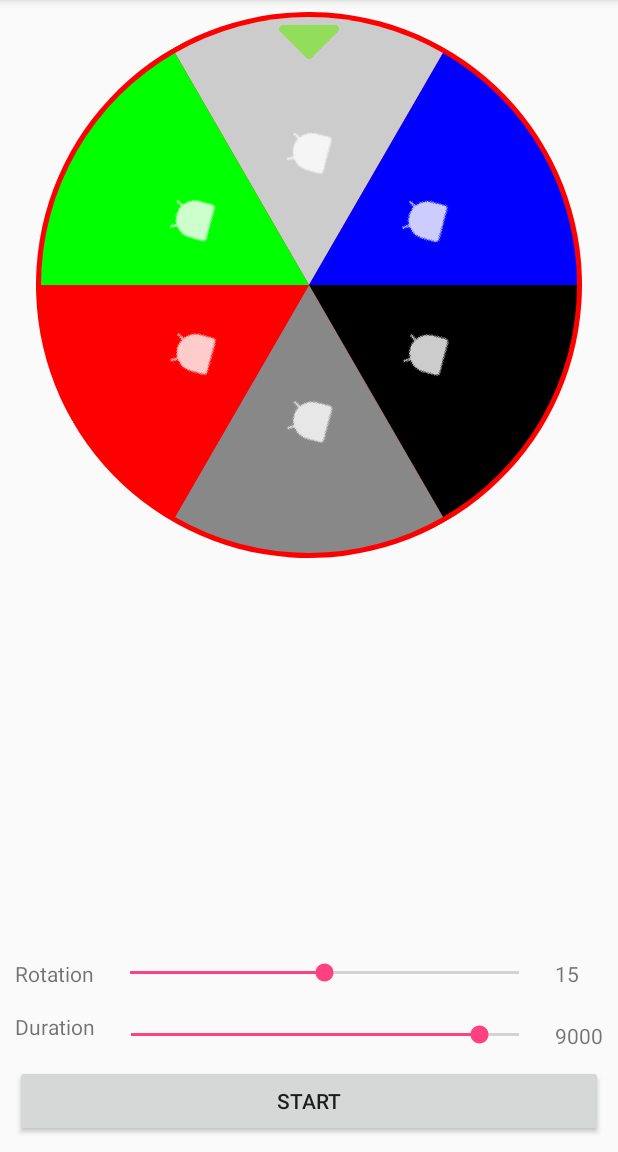
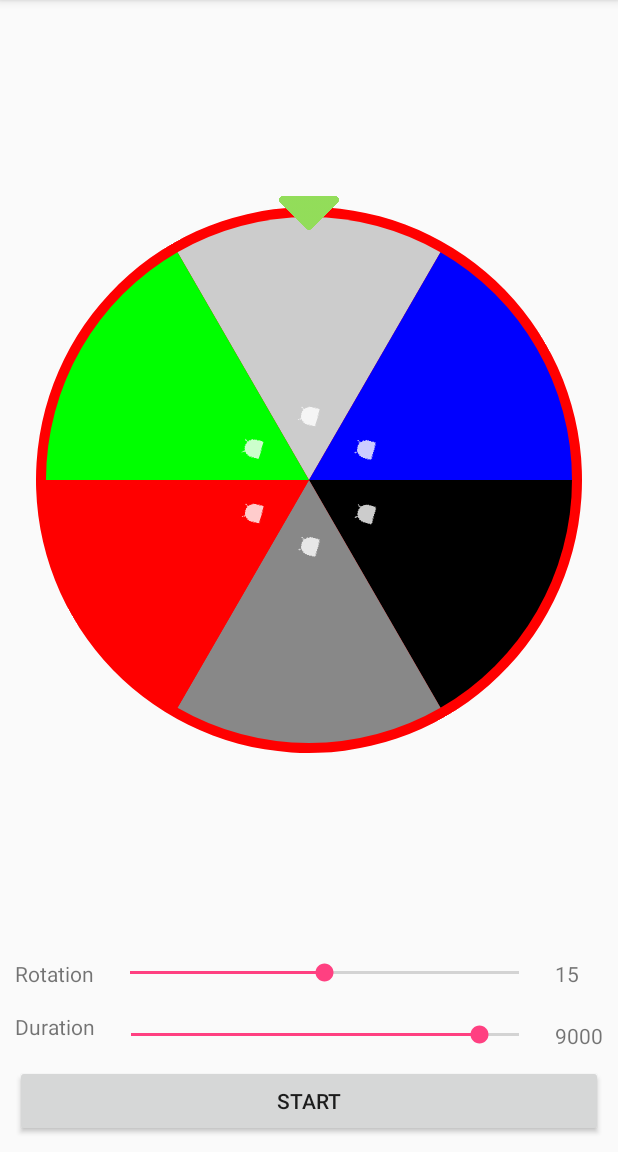
Before and after one commit to mmoamenn/LuckyWheel_Android, an Android app: the screen it shows after launch (MainActivity), on a phone screen of 412 x 824 dp, the part 84-1236 px from its top. Run offline under Robolectric (Android 15) with nearby library versions, the phone set to English and light mode, and no system bars.

Commit message:
Improve view size measurement

```diff
--- a/app/src/main/res/layout/activity_main.xml
+++ b/app/src/main/res/layout/activity_main.xml
@@ -1,9 +1,7 @@
 <?xml version="1.0" encoding="utf-8"?>
 <android.support.constraint.ConstraintLayout xmlns:android="http://schemas.android.com/apk/res/android"
-    xmlns:LuckyWheel="http://schemas.android.com/apk/res-auto"
     xmlns:app="http://schemas.android.com/apk/res-auto"
     xmlns:tools="http://schemas.android.com/tools"
-    android:id="@+id/relativeLayout"
     android:layout_width="match_parent"
     android:layout_height="match_parent"
     tools:context="com.bluehomestudio.luckywheeldemo.MainActivity">
@@ -18,16 +16,16 @@
         android:layout_marginRight="24dp"
         android:layout_marginStart="24dp"
         android:layout_marginTop="8dp"
-        LuckyWheel:background_color="@color/colorPrimary"
-        LuckyWheel:layout_constraintBottom_toTopOf="@+id/rotations_bar"
-        LuckyWheel:layout_constraintEnd_toEndOf="parent"
-        LuckyWheel:layout_constraintLeft_toLeftOf="parent"
-        LuckyWheel:layout_constraintRight_toRightOf="parent"
-        LuckyWheel:layout_constraintStart_toStartOf="parent"
-        LuckyWheel:layout_constraintTop_toTopOf="parent"
-        LuckyWheel:layout_constraintVertical_bias="0.0"
-        LuckyWheel:rotation_time="5000"
-        LuckyWheel:rotations="3" />
+        app:background_color="@color/colorPrimary"
+        app:layout_constraintBottom_toTopOf="@+id/rotations_bar"
+        app:layout_constraintEnd_toEndOf="parent"
+        app:layout_constraintLeft_toLeftOf="parent"
+        app:layout_constraintRight_toRightOf="parent"
+        app:layout_constraintStart_toStartOf="parent"
+        app:layout_constraintTop_toTopOf="parent"
+        app:layout_constraintVertical_bias="0.0"
+        app:rotation_time="5000"
+        app:rotations="3" />
 
     <Button
         android:id="@+id/start"
@@ -35,8 +33,8 @@
         android:layout_height="wrap_content"
         android:layout_margin="10dp"
         android:text="@string/start"
-        LuckyWheel:layout_constraintBottom_toBottomOf="parent"
-        LuckyWheel:layout_constraintStart_toStartOf="parent" />
+        app:layout_constraintBottom_toBottomOf="parent"
+        app:layout_constraintStart_toStartOf="parent" />
 
     <SeekBar
         android:id="@+id/rotations_bar"
@@ -48,11 +46,11 @@
         android:layout_marginStart="8dp"
         android:max="30"
         android:progress="15"
-        LuckyWheel:layout_constraintEnd_toStartOf="@+id/rotationValue"
-        LuckyWheel:layout_constraintLeft_toLeftOf="parent"
-        LuckyWheel:layout_constraintRight_toRightOf="parent"
-        LuckyWheel:layout_constraintStart_toEndOf="@+id/rotationLabel"
-        LuckyWheel:layout_constraintTop_toTopOf="@+id/rotationLabel" />
+        app:layout_constraintEnd_toStartOf="@+id/rotationValue"
+        app:layout_constraintLeft_toLeftOf="parent"
+        app:layout_constraintRight_toRightOf="parent"
+        app:layout_constraintStart_toEndOf="@+id/rotationLabel"
+        app:layout_constraintTop_toTopOf="@+id/rotationLabel" />
 
     <TextView
         android:id="@+id/rotationLabel"
@@ -60,8 +58,8 @@
         android:layout_height="wrap_content"
         android:layout_marginBottom="16dp"
         android:text="Rotation"
-        LuckyWheel:layout_constraintBottom_toTopOf="@+id/durationLabel"
-        LuckyWheel:layout_constraintStart_toStartOf="@+id/durationLabel" />
+        app:layout_constraintBottom_toTopOf="@+id/durationLabel"
+        app:layout_constraintStart_toStartOf="@+id/durationLabel" />
 
     <TextView
         android:id="@+id/durationLabel"
@@ -69,8 +67,8 @@
         android:layout_height="wrap_content"
         android:layout_marginBottom="16dp"
         android:text="Duration"
-        LuckyWheel:layout_constraintBottom_toTopOf="@+id/start"
-        LuckyWheel:layout_constraintStart_toStartOf="@+id/start" />
+        app:layout_constraintBottom_toTopOf="@+id/start"
+        app:layout_constraintStart_toStartOf="@+id/start" />
 
     <SeekBar
         android:id="@+id/duration_bar"
@@ -83,28 +81,28 @@
         android:layout_marginStart="8dp"
         android:max="10000"
         android:progress="9000"
-        LuckyWheel:layout_constraintBottom_toBottomOf="@+id/durationLabel"
-        LuckyWheel:layout_constraintEnd_toStartOf="@+id/durationValue"
-        LuckyWheel:layout_constraintLeft_toLeftOf="parent"
-        LuckyWheel:layout_constraintRight_toRightOf="parent"
-        LuckyWheel:layout_constraintStart_toEndOf="@+id/durationLabel"
-        LuckyWheel:layout_constraintTop_toTopOf="@+id/durationLabel" />
+        app:layout_constraintBottom_toBottomOf="@+id/durationLabel"
+        app:layout_constraintEnd_toStartOf="@+id/durationValue"
+        app:layout_constraintLeft_toLeftOf="parent"
+        app:layout_constraintRight_toRightOf="parent"
+        app:layout_constraintStart_toEndOf="@+id/durationLabel"
+        app:layout_constraintTop_toTopOf="@+id/durationLabel" />
 
     <TextView
         android:id="@+id/rotationValue"
         android:layout_width="0dp"
         android:layout_height="wrap_content"
         android:text="15"
-        LuckyWheel:layout_constraintEnd_toEndOf="@+id/durationValue"
-        LuckyWheel:layout_constraintStart_toStartOf="@+id/durationValue"
-        LuckyWheel:layout_constraintTop_toTopOf="@+id/rotationLabel" />
+        app:layout_constraintEnd_toEndOf="@+id/durationValue"
+        app:layout_constraintStart_toStartOf="@+id/durationValue"
+        app:layout_constraintTop_toTopOf="@+id/rotationLabel" />
 
     <TextView
         android:id="@+id/durationValue"
         android:layout_width="wrap_content"
         android:layout_height="wrap_content"
         android:text="9000"
-        LuckyWheel:layout_constraintEnd_toEndOf="@+id/start"
-        LuckyWheel:layout_constraintTop_toTopOf="@+id/duration_bar" />
+        app:layout_constraintEnd_toEndOf="@+id/start"
+        app:layout_constraintTop_toTopOf="@+id/duration_bar" />
 
 </android.support.constraint.ConstraintLayout>
--- a/luckywheel/build.gradle
+++ b/luckywheel/build.gradle
@@ -27,5 +27,7 @@ dependencies {
         exclude group: 'com.android.support', module: 'support-annotations'
     })
     compile 'com.android.support:appcompat-v7:25.3.1'
+    compile 'com.android.support.constraint:constraint-layout:1.0.2'
+
     testCompile 'junit:junit:4.12'
 }
--- a/luckywheel/src/main/java/com/bluehomestudio/luckywheel/WheelView.java
+++ b/luckywheel/src/main/java/com/bluehomestudio/luckywheel/WheelView.java
@@ -47,7 +47,7 @@ public class WheelView extends View {
         archPaint.setAntiAlias(true);
         archPaint.setDither(true);
         //rect rang of the arc
-        range = new RectF(padding, padding, padding + radius, padding + radius);
+        range = new RectF(center - radius, center - radius, center + radius, center + radius);
     }
 
     /**
@@ -222,13 +222,18 @@ public class WheelView extends View {
 
     @Override
     protected void onMeasure(int widthMeasureSpec, int heightMeasureSpec) {
-        super.onMeasure(widthMeasureSpec, heightMeasureSpec);
+        int sizeWidth = MeasureSpec.getSize(widthMeasureSpec);
+        int sizeHeight = MeasureSpec.getSize(heightMeasureSpec);
 
-        int width = Math.min(getMeasuredWidth(), getMeasuredHeight());
+        int width = Math.min(sizeWidth, sizeHeight);
+
         padding = getPaddingLeft() == 0 ? DEFAULT_PADDING : getPaddingLeft();
-        radius = width - padding * 2;
+        radius = width / 2 - padding * 2;
         center = width / 2;
-        setMeasuredDimension(width, width);
+
+        setMeasuredDimension(
+                MeasureSpec.makeMeasureSpec(width, MeasureSpec.EXACTLY),
+                MeasureSpec.makeMeasureSpec(width, MeasureSpec.EXACTLY));
     }
 
     public int getRotations() {
--- a/luckywheel/src/main/res/layout/lucky_wheel_layout.xml
+++ b/luckywheel/src/main/res/layout/lucky_wheel_layout.xml
@@ -1,18 +1,37 @@
 <?xml version="1.0" encoding="utf-8"?>
-<RelativeLayout xmlns:android="http://schemas.android.com/apk/res/android"
+<android.support.constraint.ConstraintLayout xmlns:android="http://schemas.android.com/apk/res/android"
+    xmlns:app="http://schemas.android.com/apk/res-auto"
     android:orientation="vertical" android:layout_width="match_parent"
     android:layout_height="match_parent">
 
     <com.bluehomestudio.luckywheel.WheelView
         android:id="@+id/wv_main_wheel"
-        android:layout_width="match_parent"
-        android:layout_height="match_parent" />
+        android:layout_width="wrap_content"
+        android:layout_height="wrap_content"
+        app:layout_constraintBottom_toBottomOf="parent"
+        app:layout_constraintEnd_toEndOf="parent"
+        app:layout_constraintStart_toStartOf="parent"
+        app:layout_constraintTop_toTopOf="parent" />
+
+    <View
+        android:id="@+id/aux"
+        android:layout_width="0dp"
+        android:layout_height="0dp"
+        android:layout_marginTop="24dp"
+        app:layout_constraintStart_toStartOf="parent"
+        app:layout_constraintEnd_toEndOf="parent"
+        app:layout_constraintTop_toTopOf="@+id/wv_main_wheel" />
 
     <ImageView
         android:id="@+id/iv_arrow"
         android:layout_width="40dp"
         android:layout_height="40dp"
-        android:layout_centerHorizontal="true"
-        android:src="@drawable/arrow"/>
+        android:layout_marginTop="8dp"
+        android:src="@drawable/arrow"
+        app:layout_constraintBottom_toTopOf="@+id/aux"
+        app:layout_constraintLeft_toLeftOf="parent"
+        app:layout_constraintRight_toRightOf="parent"
+        app:layout_constraintTop_toTopOf="parent"
+        app:layout_constraintVertical_bias="1.0" />
 
-</RelativeLayout>
+</android.support.constraint.ConstraintLayout>
```
